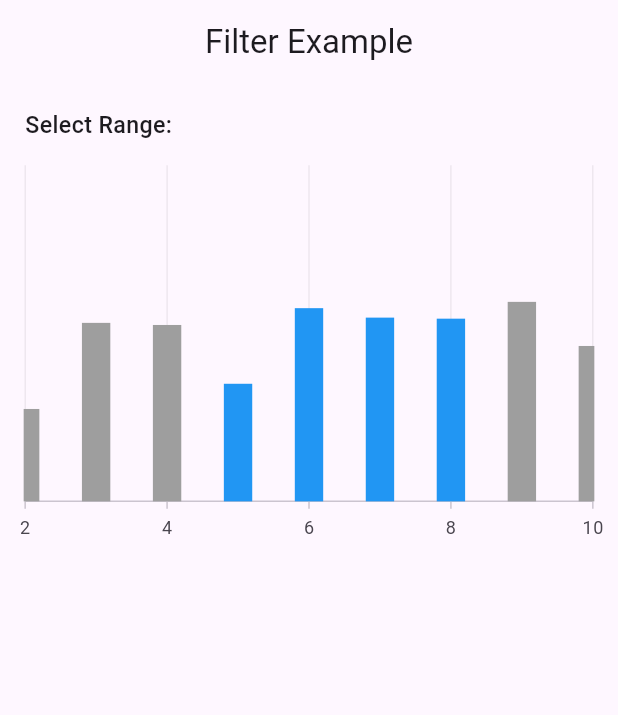
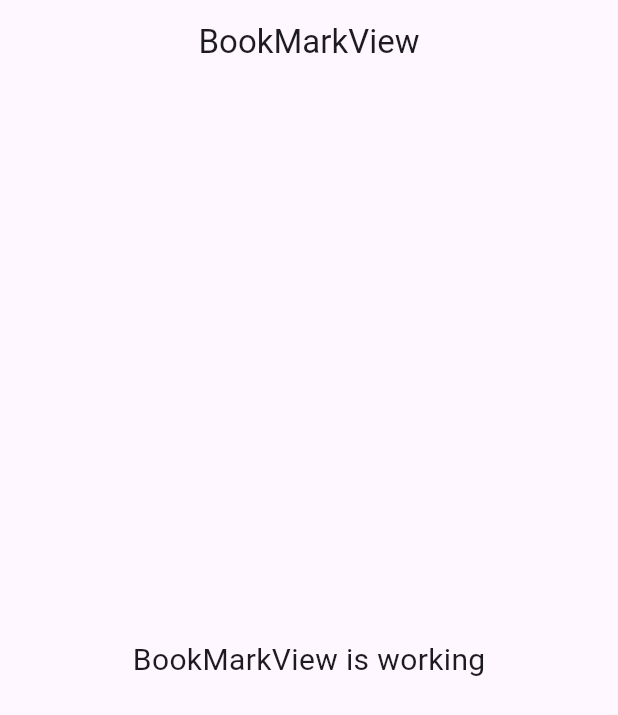
Before and after one commit to OmarMushtaha2020/Real_Estate_App, a Flutter app: the screen it shows after launch, on a phone screen of 412 x 824 dp. Shown: the top 715 px of the screen. Run offline on Flutter 3.47's test engine with Material 3 defaults, Android fonts, the phone set to English and light mode, and no system bars; our stand-ins replace animate_do, device_preview, flutter_screenutil, get, google_maps_flutter, pinput and 2 more.

Commit message:
crate book_mark page

```diff
--- a/lib/app/modules/home/bindings/app_binding.dart
+++ b/lib/app/modules/home/bindings/app_binding.dart
@@ -1,4 +1,5 @@
 import 'package:get/get.dart';
+import 'package:real_estate_app/app/modules/home/controllers/book_mark_controller.dart';
 import 'package:real_estate_app/app/modules/home/controllers/email_verification_controller.dart';
 import 'package:real_estate_app/app/modules/home/controllers/filter_controller.dart';
 import 'package:real_estate_app/app/modules/home/controllers/login_controller.dart';
@@ -48,7 +49,9 @@ class AppBinding extends Bindings {
     Get.lazyPut<FilterController>(
           () => FilterController(),
     );
-
+    Get.lazyPut<BookMarkController>(
+          () => BookMarkController(),
+    );
 
   }
 }
--- /dev/null
+++ b/lib/app/modules/home/views/book_mark_view.dart
@@ -0,0 +1,22 @@
+import 'package:flutter/material.dart';
+
+import 'package:get/get.dart';
+
+class BookMarkView extends GetView {
+  const BookMarkView({Key? key}) : super(key: key);
+  @override
+  Widget build(BuildContext context) {
+    return Scaffold(
+      appBar: AppBar(
+        title: const Text('BookMarkView'),
+        centerTitle: true,
+      ),
+      body: const Center(
+        child: Text(
+          'BookMarkView is working',
+          style: TextStyle(fontSize: 20),
+        ),
+      ),
+    );
+  }
+}
--- a/lib/app/routes/app_pages.dart
+++ b/lib/app/routes/app_pages.dart
@@ -2,6 +2,7 @@ import 'package:get/get.dart';
 import 'package:real_estate_app/app/modules/home/controllers/notification_controller.dart';
 import 'package:real_estate_app/app/modules/home/controllers/real_estate_type_controller.dart';
 import 'package:real_estate_app/app/modules/home/controllers/set_up_location_controller.dart';
+import 'package:real_estate_app/app/modules/home/views/book_mark_view.dart';
 import 'package:real_estate_app/app/modules/home/views/email_verification_view.dart';
 import 'package:real_estate_app/app/modules/home/views/filter_view.dart';
 import 'package:real_estate_app/app/modules/home/views/login_view.dart';
@@ -21,7 +22,7 @@ part 'app_routes.dart';
 class AppPages {
   AppPages._();
 
-  static const INITIAL = Routes.Filter;
+  static const INITIAL = Routes.BookMark;
 
   static final routes = [
     GetPage(
@@ -100,6 +101,13 @@ class AppPages {
       transition: Transition.downToUp, // Example of another custom transition
       transitionDuration: const Duration(milliseconds: 500),
       binding: AppBinding(),
+    ),
+    GetPage(
+      name: _Paths.BookMark,
+      page: () =>  BookMarkView(),
+      transition: Transition.downToUp, // Example of another custom transition
+      transitionDuration: const Duration(milliseconds: 500),
+      binding: AppBinding(),
     )
 
   ];
--- a/lib/app/routes/app_routes.dart
+++ b/lib/app/routes/app_routes.dart
@@ -15,6 +15,7 @@ static const SetUpLocationManually=_Paths.SetUpLocationManually;
 static const RealEstateType=_Paths.RealEstateType;
 static const Notification=_Paths.Notification;
 static const Filter=_Paths.Filter;
+static const BookMark=_Paths.BookMark;
 }
 
 abstract class _Paths {
@@ -30,5 +31,6 @@ abstract class _Paths {
 static const RealEstateType='/real_estate_type';
 static const Notification='/notification';
 static const Filter='/filter';
+static const BookMark='/book_mark';
 
 }
```
Also changed, not shown: lib/app/modules/home/controllers/book_mark_controller.dart (added, +23 -0 lines).
